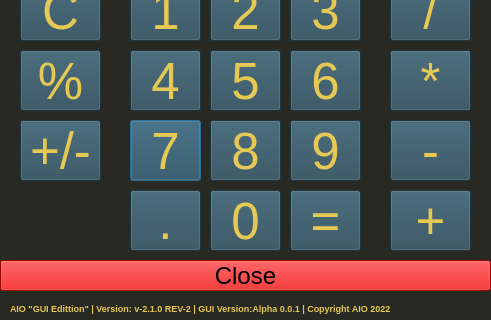
Qt form AIO Gui/Basic Caculator.ui (AIO-Software-tech/The-All-In-One-Project) before a commit; both pictures show x 0 to 491 and y 210 to 530 of the 491 by 530 pixel window.
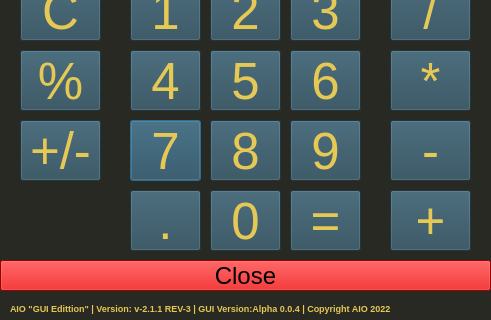
The same form after that commit.

Commit message: AIO GUI v-0.0.4 Alpha Rev-2

```diff
--- a/AIO Gui/Basic Caculator.ui
+++ b/AIO Gui/Basic Caculator.ui
@@ -102,7 +102,7 @@
     <string notr="true">color: rgb(230, 200, 85);</string>
    </property>
    <property name="text">
-    <string>AIO &quot;GUI Edittion&quot; | Version: v-2.1.0 REV-2 | GUI Version:Alpha 0.0.1 | Copyright AIO 2022</string>
+    <string>AIO &quot;GUI Edittion&quot; | Version: v-2.1.1 REV-3 | GUI Version:Alpha 0.0.4 | Copyright AIO 2022</string>
    </property>
    <property name="wordWrap">
     <bool>true</bool>
```
The commit also changes 39 other files.
